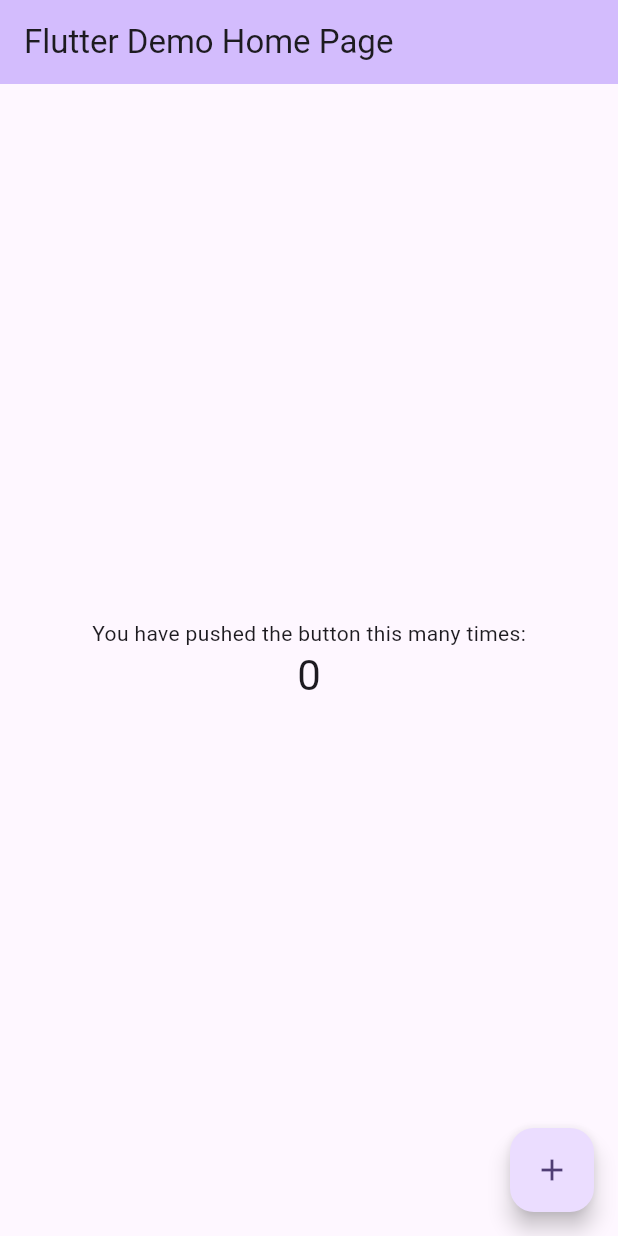
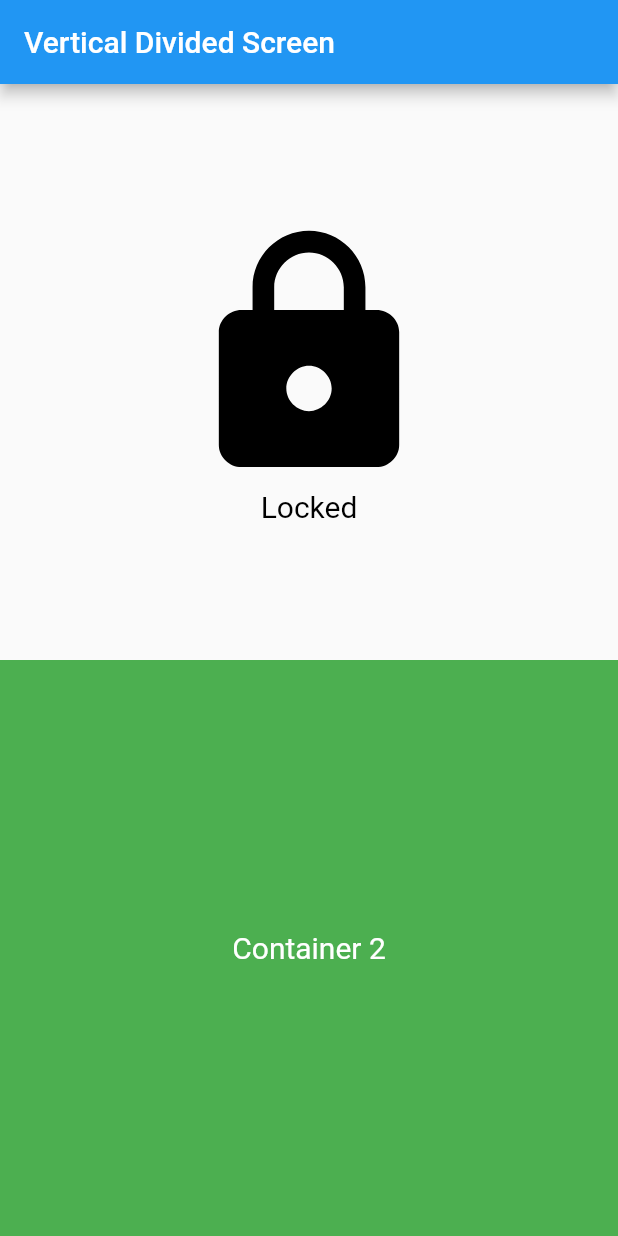
Before and after one commit to mukundsolanki/SaveGuard.iot, a Flutter app: the screen it shows after launch, on a phone screen of 412 x 824 dp. Run offline on Flutter 3.47's test engine with Material 2 defaults, Android fonts, the phone set to English and light mode, and no system bars.

Commit message:
Basic structure of the app

```diff
--- a/lib/main.dart
+++ b/lib/main.dart
@@ -1,125 +1,58 @@
 import 'package:flutter/material.dart';
 
-void main() {
-  runApp(const MyApp());
-}
+void main() => runApp(MyApp());
 
 class MyApp extends StatelessWidget {
-  const MyApp({super.key});
-
-  // This widget is the root of your application.
   @override
   Widget build(BuildContext context) {
     return MaterialApp(
-      title: 'Flutter Demo',
-      theme: ThemeData(
-        // This is the theme of your application.
-        //
-        // TRY THIS: Try running your application with "flutter run". You'll see
-        // the application has a blue toolbar. Then, without quitting the app,
-        // try changing the seedColor in the colorScheme below to Colors.green
-        // and then invoke "hot reload" (save your changes or press the "hot
-        // reload" button in a Flutter-supported IDE, or press "r" if you used
-        // the command line to start the app).
-        //
-        // Notice that the counter didn't reset back to zero; the application
-        // state is not lost during the reload. To reset the state, use hot
-        // restart instead.
-        //
-        // This works for code too, not just values: Most code changes can be
-        // tested with just a hot reload.
-        colorScheme: ColorScheme.fromSeed(seedColor: Colors.deepPurple),
-        useMaterial3: true,
-      ),
-      home: const MyHomePage(title: 'Flutter Demo Home Page'),
+      title: 'Flutter App',
+      home: MyHomePage(),
     );
   }
 }
 
-class MyHomePage extends StatefulWidget {
-  const MyHomePage({super.key, required this.title});
-
-  // This widget is the home page of your application. It is stateful, meaning
-  // that it has a State object (defined below) that contains fields that affect
-  // how it looks.
-
-  // This class is the configuration for the state. It holds the values (in this
-  // case the title) provided by the parent (in this case the App widget) and
-  // used by the build method of the State. Fields in a Widget subclass are
-  // always marked "final".
-
-  final String title;
-
-  @override
-  State<MyHomePage> createState() => _MyHomePageState();
-}
-
-class _MyHomePageState extends State<MyHomePage> {
-  int _counter = 0;
-
-  void _incrementCounter() {
-    setState(() {
-      // This call to setState tells the Flutter framework that something has
-      // changed in this State, which causes it to rerun the build method below
-      // so that the display can reflect the updated values. If we changed
-      // _counter without calling setState(), then the build method would not be
-      // called again, and so nothing would appear to happen.
-      _counter++;
-    });
-  }
-
+class MyHomePage extends StatelessWidget {
   @override
   Widget build(BuildContext context) {
-    // This method is rerun every time setState is called, for instance as done
-    // by the _incrementCounter method above.
-    //
-    // The Flutter framework has been optimized to make rerunning build methods
-    // fast, so that you can just rebuild anything that needs updating rather
-    // than having to individually change instances of widgets.
     return Scaffold(
       appBar: AppBar(
-        // TRY THIS: Try changing the color here to a specific color (to
-        // Colors.amber, perhaps?) and trigger a hot reload to see the AppBar
-        // change color while the other colors stay the same.
-        backgroundColor: Theme.of(context).colorScheme.inversePrimary,
-        // Here we take the value from the MyHomePage object that was created by
-        // the App.build method, and use it to set our appbar title.
-        title: Text(widget.title),
+        title: Text('Vertical Divided Screen'),
       ),
-      body: Center(
-        // Center is a layout widget. It takes a single child and positions it
-        // in the middle of the parent.
+      body: Column(
+        children: <Widget>[
+          Expanded(
+            child: Container(
+              // color: Colors.blue,
               child: Column(
-          // Column is also a layout widget. It takes a list of children and
-          // arranges them vertically. By default, it sizes itself to fit its
-          // children horizontally, and tries to be as tall as its parent.
-          //
-          // Column has various properties to control how it sizes itself and
-          // how it positions its children. Here we use mainAxisAlignment to
-          // center the children vertically; the main axis here is the vertical
-          // axis because Columns are vertical (the cross axis would be
-          // horizontal).
-          //
-          // TRY THIS: Invoke "debug painting" (choose the "Toggle Debug Paint"
-          // action in the IDE, or press "p" in the console), to see the
-          // wireframe for each widget.
                 mainAxisAlignment: MainAxisAlignment.center,
                 children: <Widget>[
-            const Text(
-              'You have pushed the button this many times:',
+                  Icon(
+                    Icons.lock,
+                    color: Colors.black,
+                    size: 180.0,
                   ),
                   Text(
-              '$_counter',
-              style: Theme.of(context).textTheme.headlineMedium,
+                    'Locked',
+                    style: TextStyle(color: Colors.black, fontSize: 20.0),
                   ),
                 ],
               ),
             ),
-      floatingActionButton: FloatingActionButton(
-        onPressed: _incrementCounter,
-        tooltip: 'Increment',
-        child: const Icon(Icons.add),
-      ), // This trailing comma makes auto-formatting nicer for build methods.
+          ),
+          Expanded(
+            child: Container(
+              color: Colors.green,
+              child: Center(
+                child: Text(
+                  'Container 2',
+                  style: TextStyle(color: Colors.white, fontSize: 20.0),
+                ),
+              ),
+            ),
+          ),
+        ],
+      ),
     );
   }
 }
```
Lines whose indentation alone changed are shown as unchanged.
